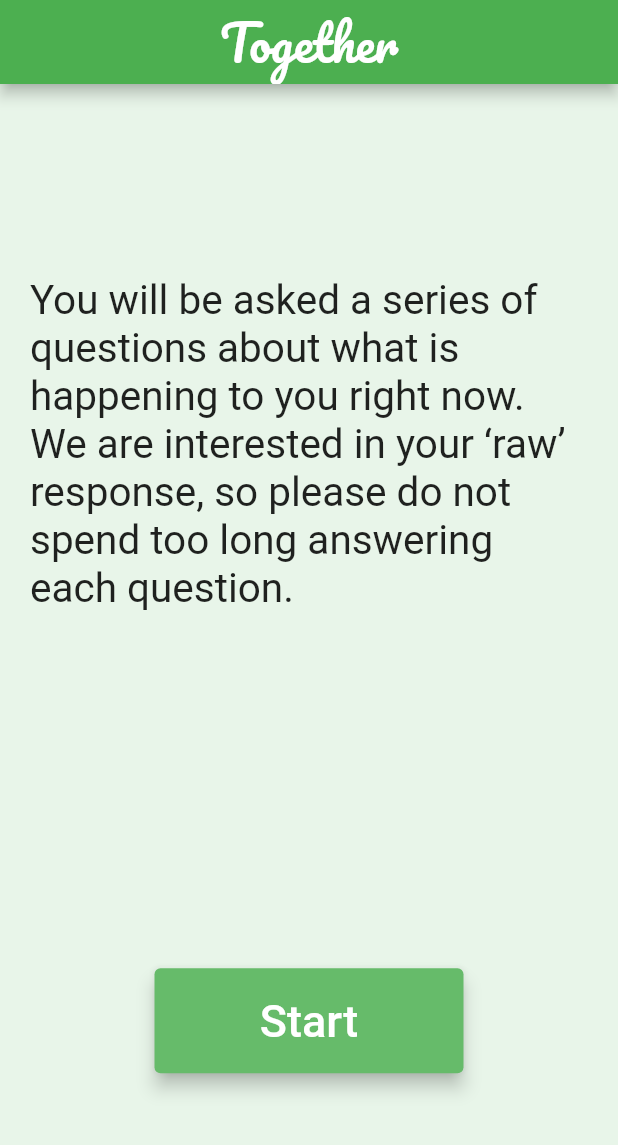
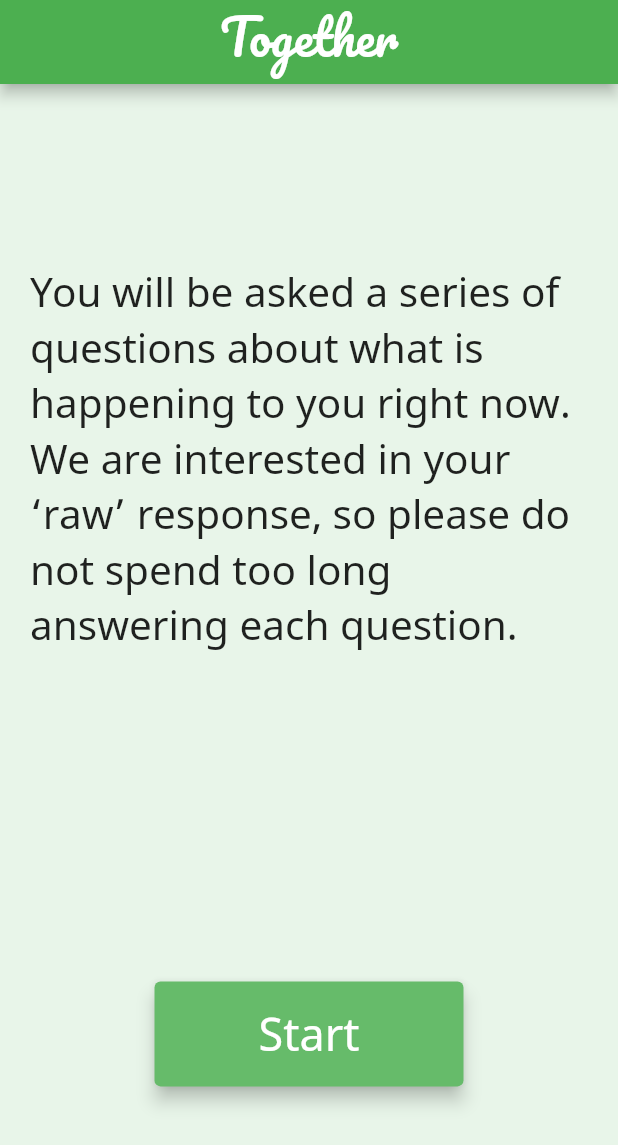
Before and after one commit to hayden-huynh/together-mobile-app, a Flutter app: the screen it shows after launch, after a tap on "Start", on a phone screen of 412 x 824 dp. Shown: the top 1145 px of the screen. Run offline on Flutter 3.47's test engine with Material 2 defaults, Android fonts, the phone set to English and light mode, and no system bars; our stand-ins replace firebase_core, firebase_messaging, geolocator, location; accounts and stored records are empty.

Commit message:
FCM Notifications working. Question order shuffling. Functions and Stylings reviewed

```diff
--- a/lib/main.dart
+++ b/lib/main.dart
@@ -1,21 +1,34 @@
 import 'package:flutter/material.dart';
 import 'package:provider/provider.dart';
+import 'package:firebase_core/firebase_core.dart';
+import 'package:firebase_messaging/firebase_messaging.dart';
 
 import 'package:together_app/screens/questionnaire_entry_screen.dart';
 import 'package:together_app/models/questionnaire_entry_provider.dart';
 import 'package:together_app/screens/introduction_screen.dart';
 import 'package:together_app/models/location_provider.dart';
-import 'package:flutter_config/flutter_config.dart';
 
+Future<void> _firebaseMessagingBackgroundHandler(RemoteMessage message) async {}
 void main() async {
   WidgetsFlutterBinding.ensureInitialized();
-  await FlutterConfig.loadEnvVariables();
+  FirebaseMessaging.onBackgroundMessage(_firebaseMessagingBackgroundHandler);
   runApp(MyApp());
 }
 
-class MyApp extends StatelessWidget {
+class MyApp extends StatefulWidget {
+  @override
+  _MyAppState createState() => _MyAppState();
+}
+
+class _MyAppState extends State<MyApp> {
+  final Future<FirebaseApp> _init = Firebase.initializeApp();
+
   @override
   Widget build(BuildContext context) {
+    return FutureBuilder(
+      future: _init,
+      builder: (ctx, snapshot) {
+        if (snapshot.connectionState == ConnectionState.done) {
           return MultiProvider(
             providers: [
               ChangeNotifierProvider(
@@ -32,6 +45,7 @@ class MyApp extends StatelessWidget {
                   color: Colors.green,
                   centerTitle: true,
                 ),
+                fontFamily: 'NotoSans',
                 canvasColor: Colors.green[50],
                 primaryColor: Colors.green[400],
                 accentColor: Colors.blue,
@@ -51,4 +65,10 @@ class MyApp extends StatelessWidget {
             ),
           );
         }
+        return Center(
+          child: CircularProgressIndicator(),
+        );
+      },
+    );
   }
+}
--- a/lib/models/location_provider.dart
+++ b/lib/models/location_provider.dart
@@ -33,11 +33,12 @@ class LocationProvider with ChangeNotifier {
     );
     this.locationAddress = locationDetails['formatted_address'];
     this.locationName = locationDetails['name'];
+    print('Address: ${this.locationAddress} - Name: ${this.locationName}\n');
     notifyListeners();
   }
 
-  Future<void> setUpLocationStream() async {
-    if (TimeOfDay.now().hour >= 9 && TimeOfDay.now().hour < 20) {
+  void setUpLocationStream() {
+    if (TimeOfDay.now().hour >= 7 && TimeOfDay.now().hour < 20) {
       Timer.periodic(Duration(seconds: 30), (timer) {
         if (TimeOfDay.now().hour >= 20) {
           _locationStream.cancel();
--- a/lib/screens/introduction_screen.dart
+++ b/lib/screens/introduction_screen.dart
@@ -28,12 +28,15 @@ class _IntroductionScreenState extends State<IntroductionScreen> {
   Widget build(BuildContext context) {
     return Scaffold(
       appBar: AppBar(
-        title: Text(
-          'Together',
-          style: TextStyle(
-            fontSize: 32,
-            fontFamily: 'Pacifico',
-            color: Colors.white,
+        title: Padding(
+          padding: const EdgeInsets.only(bottom: 8.0),
+          child: Text(
+            'Together',
+            style: TextStyle(
+              fontSize: 32,
+              fontFamily: 'Pacifico',
+              color: Colors.white,
+            ),
           ),
         ),
       ),
--- a/lib/screens/questionnaire_entry_screen.dart
+++ b/lib/screens/questionnaire_entry_screen.dart
@@ -11,7 +11,7 @@ class QuestionnaireEntryScreen extends StatelessWidget {
   Widget build(BuildContext context) {
     final entries =
         Provider.of<QuestionnaireEntryProvider>(context, listen: false).entries;
-
+    entries.shuffle();
     return Scaffold(
       appBar: AppBar(
         title: Text(
@@ -19,6 +19,7 @@ class QuestionnaireEntryScreen extends StatelessWidget {
           style: TextStyle(
             fontSize: 32,
             color: Colors.white,
+            fontWeight: FontWeight.bold,
           ),
         ),
       ),
--- a/lib/utilities/location_request_alert.dart
+++ b/lib/utilities/location_request_alert.dart
@@ -13,7 +13,7 @@ Future<void> showLocationAlert(BuildContext context) async {
   );
 
   if (locationServiceEnabled && permission == LocationPermission.always) {
-    await locationProvider.setUpLocationStream();
+    locationProvider.setUpLocationStream();
   } else {
     AlertDialog locationAlert = AlertDialog(
       title: Text(
@@ -47,7 +47,7 @@ Future<void> showLocationAlert(BuildContext context) async {
             Navigator.of(context).pop();
             await locationProvider.enableLocationServices();
             await locationProvider.askForLocationPermission();
-            await locationProvider.setUpLocationStream();
+            locationProvider.setUpLocationStream();
           },
           child: Text(
             'OK',
--- a/lib/widgets/answer_multiple_choices.dart
+++ b/lib/widgets/answer_multiple_choices.dart
@@ -69,7 +69,7 @@ class _AnswerMultipleChoicesState extends State<AnswerMultipleChoices> {
               activeTickMarkColor: Theme.of(context).primaryColor,
               inactiveTickMarkColor: Theme.of(context).primaryColor,
             ),
-            child: Slider.adaptive(
+            child: Slider(
               value: _currentSliderValue,
               min: 0,
               max: widget.answers.length.toDouble() - 1,
```
Also changed, not shown: lib/utilities/place_query.dart (+4 -5 lines), lib/widgets/questionnaire_entry_navigator.dart (+8 -0 lines), pubspec.yaml (+21 -6 lines), assets/fonts/NotoSans-Bold.ttf (added), assets/fonts/NotoSans-Italic.ttf (added), assets/fonts/NotoSans-Regular.ttf (added), assets/fonts/Raleway-Bold.ttf (added), assets/fonts/Raleway-LightItalic.ttf (added), assets/fonts/Raleway-Regular.ttf (added), pubspec.lock, 10 other files. Lines whose indentation alone changed are shown as unchanged.
